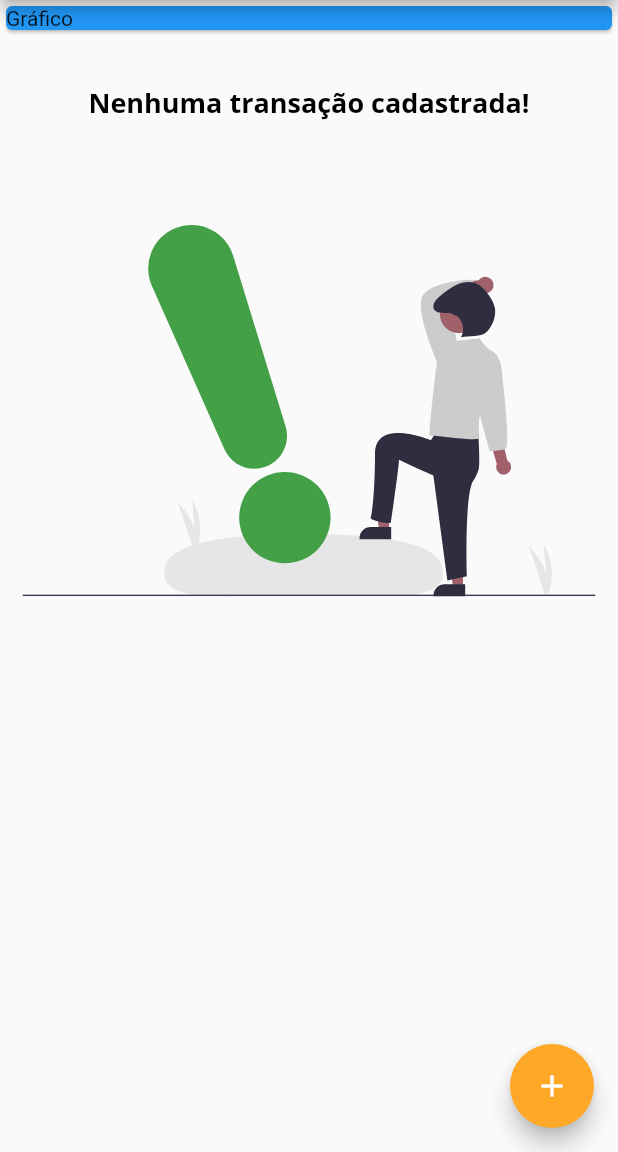
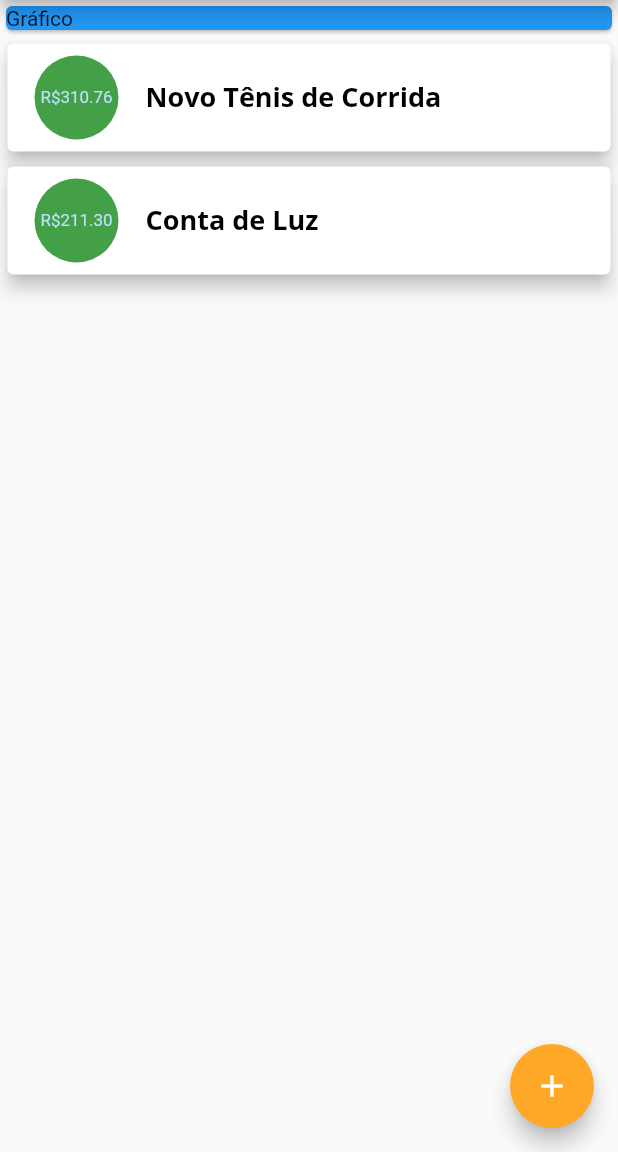
Before and after one commit to AlexBitar80/despesas_pessoais_app, a Flutter app: the screen it shows after launch, on a phone screen of 412 x 824 dp, the part 84-1236 px from its top. Run offline on Flutter 3.47's test engine with Material 2 defaults, Android fonts, the phone set to English and light mode, and no system bars; our stand-ins replace flutter_svg.

Commit message:
enhancement: added border for the contour of the value, and padding for the sides, also changed the model from transaction to amount as double

```diff
--- a/lib/components/transaction_card_list.dart
+++ b/lib/components/transaction_card_list.dart
@@ -1,7 +1,6 @@
 import 'package:despesas_pessoais/models/transaction.dart';
 import 'package:flutter/material.dart';
 import 'package:flutter_svg/flutter_svg.dart';
-import 'package:intl/intl.dart';
 
 class TransactionCardList extends StatelessWidget {
   final List<Transaction> transactions;
@@ -46,44 +45,32 @@ class TransactionCardList extends StatelessWidget {
               itemBuilder: (context, index) {
                 final transaction = transactions[index];
                 return Card(
+                  elevation: 5,
+                  margin: const EdgeInsets.symmetric(
+                    horizontal: 5,
+                    vertical: 5,
+                  ),
                   child: Padding(
-                    padding: const EdgeInsets.symmetric(vertical: 8),
-                    child: Row(
-                      children: [
-                        Container(
-                          margin: const EdgeInsets.symmetric(
-                            horizontal: 15,
-                            vertical: 10,
-                          ),
-                          child: Text(
-                            'R\$ ${transaction.amount}',
-                            style: TextStyle(
-                              fontWeight: FontWeight.bold,
-                              fontSize: 14.0,
-                              color: Theme.of(context).colorScheme.primary,
+                    padding: const EdgeInsets.symmetric(
+                      vertical: 8,
+                    ),
+                    child: ListTile(
+                      leading: CircleAvatar(
+                        radius: 30,
+                        backgroundColor: Theme.of(context).colorScheme.primary,
+                        child: Padding(
+                          padding: const EdgeInsets.all(6.0),
+                          child: FittedBox(
+                            child: Text(
+                              'R\$${transaction.amount.toStringAsFixed(2)}',
                             ),
                           ),
                         ),
-                        Column(
-                          crossAxisAlignment: CrossAxisAlignment.start,
-                          children: [
-                            Text(
-                              transaction.title,
-                              style: const TextStyle(
-                                fontSize: 16,
-                                fontWeight: FontWeight.bold,
-                              ),
-                            ),
-                            const SizedBox(height: 8),
-                            Text(
-                              DateFormat('d MMM y').format(transaction.date),
-                              style: const TextStyle(
-                                color: Colors.grey,
-                              ),
-                            ),
-                          ],
-                        ),
-                      ],
+                      ),
+                      title: Text(
+                        transaction.title,
+                        style: Theme.of(context).textTheme.titleLarge,
+                      ),
                     ),
                   ),
                 );
--- a/lib/components/transaction_form.dart
+++ b/lib/components/transaction_form.dart
@@ -2,7 +2,7 @@ import 'package:flutter/material.dart';
 import 'package:flutter_svg/flutter_svg.dart';
 
 class TransactionForm extends StatefulWidget {
-  final void Function(String, String) onSubmit;
+  final void Function(String, double) onSubmit;
 
   const TransactionForm({
     super.key,
@@ -20,9 +20,9 @@ class _TransactionFormState extends State<TransactionForm> {
 
   _onSubmitForm() {
     final title = titleController.text;
-    final value = valueController.text;
+    final value = double.tryParse(valueController.text) ?? 0;
 
-    if (title.isEmpty || value.isEmpty) {
+    if (title.isEmpty || value <= 0) {
       return;
     }
 
--- a/lib/main.dart
+++ b/lib/main.dart
@@ -60,21 +60,21 @@ class _MyHomePageState extends State<MyHomePage> {
   final valueController = TextEditingController();
 
   final List<Transaction> _transactions = <Transaction>[
-    // Transaction(
-    //   id: 't1',
-    //   title: 'Novo Tênis de Corrida',
-    //   amount: 310.76,
-    //   date: DateTime.now(),
-    // ),
-    // Transaction(
-    //   id: 't2',
-    //   title: 'Conta de Luz',
-    //   amount: 211.30,
-    //   date: DateTime.now(),
-    // ),
+    Transaction(
+      id: 't1',
+      title: 'Novo Tênis de Corrida',
+      amount: 310.76,
+      date: DateTime.now(),
+    ),
+    Transaction(
+      id: 't2',
+      title: 'Conta de Luz',
+      amount: 211.30,
+      date: DateTime.now(),
+    ),
   ];
 
-  _addTransaction(String title, String amount) {
+  _addTransaction(String title, double amount) {
     final newTransaction = Transaction(
       id: DateTime.now().toString(),
       title: title,
--- a/lib/models/transaction.dart
+++ b/lib/models/transaction.dart
@@ -1,7 +1,7 @@
 class Transaction {
   final String id;
   final String title;
-  final String amount;
+  final double amount;
   final DateTime date;
 
   Transaction({
```
